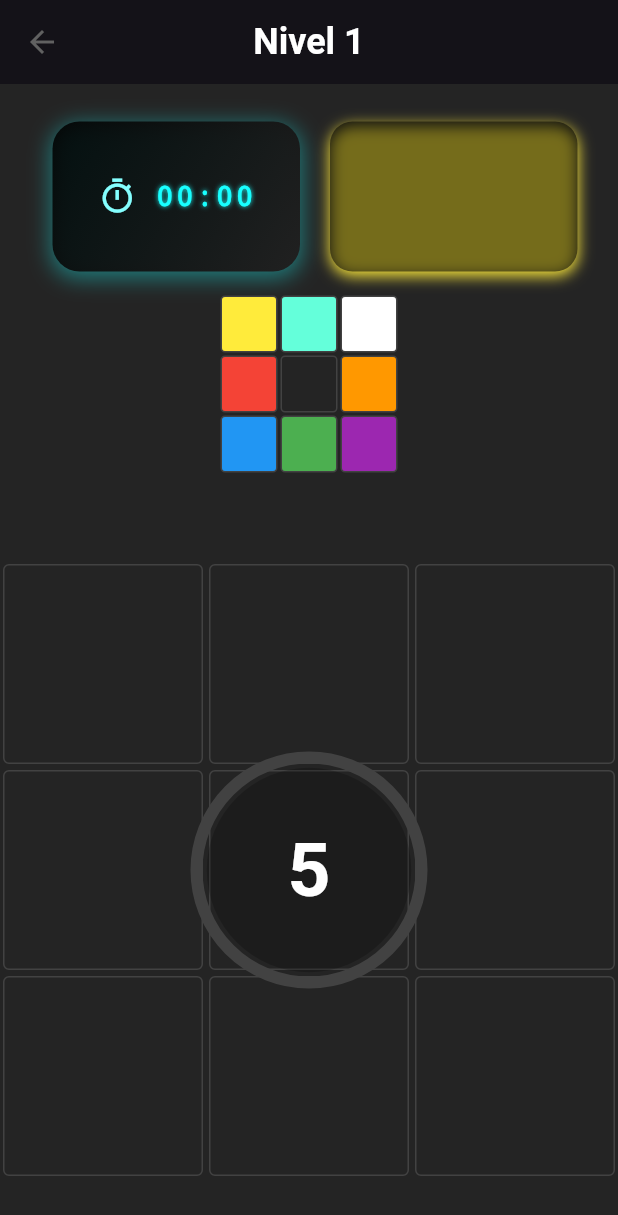
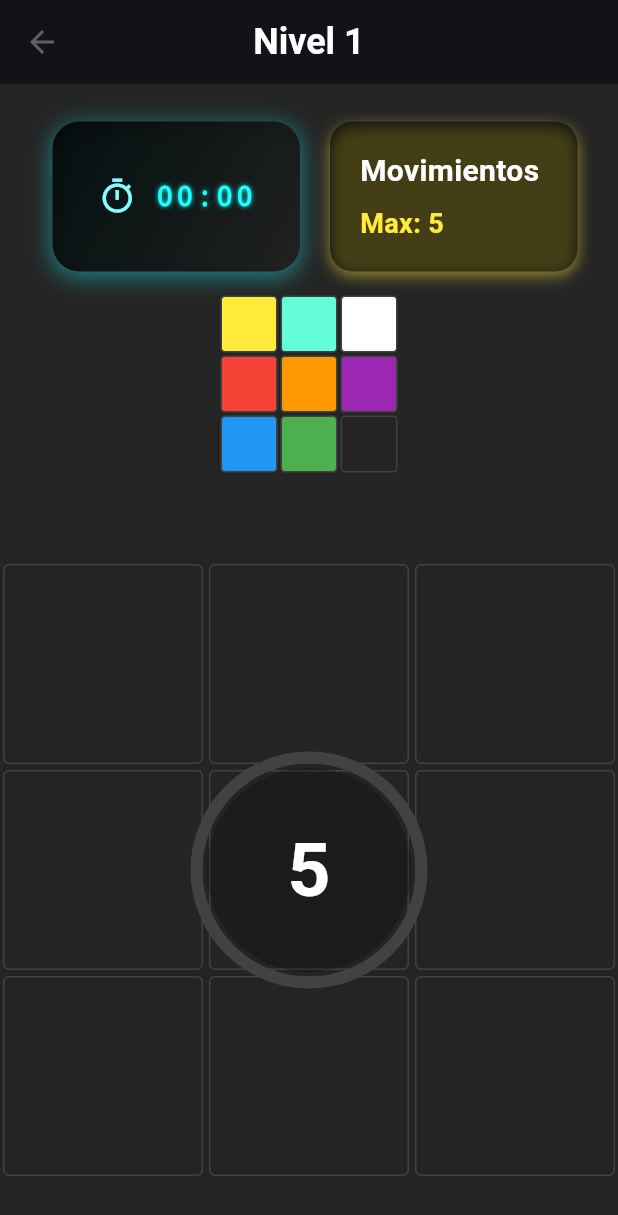
Before and after one commit to JJCD17/Color-Link, a Flutter app: the screen it shows after launch, after a tap on an icon or button, on a phone screen of 412 x 824 dp. Shown: the top 1215 px of the screen. Run offline on Flutter 3.47's test engine with Material 3 defaults, Android fonts, the phone set to English and light mode, and no system bars; drawn by our look-alikes of circular_countdown_timer; our stand-ins replace font_awesome_flutter, shared_preferences, toastification.

Commit message:
se corrige forma de generar tablero, se agrega referencia de maximo de movimientos

```diff
--- a/lib/widgets/game_board.dart
+++ b/lib/widgets/game_board.dart
@@ -37,6 +37,8 @@ class GameBoardState extends State<GameBoard> {
   late List<List<PointData>> grid;
   late List<List<PointData>> referenceGrid;
 
+  late int maxAllowedMoves;
+
   List<PointData> selectedPoints = [];
   final List<Color> availableColors = [
     Colors.red,
@@ -53,15 +55,47 @@ class GameBoardState extends State<GameBoard> {
   @override
   void initState() {
     super.initState();
-    _generateGrid();
 
-    // Inicia automáticamente después de 3 segundos
+    maxAllowedMoves = _getShuffleMovesForLevel(widget.level);
+
+    // Paso 1: Genera la referencia final del puzzle
+    referenceGrid = _generateReferenceGridForLevel(
+      widget.level,
+      widget.gridSizeRow,
+      widget.gridSizeCol,
+    );
+
+    // Paso 2: Crea una copia profunda para mezclarla
+    grid = List.generate(widget.gridSizeRow, (row) {
+      return List.generate(widget.gridSizeCol, (col) {
+        return PointData(
+          row: row,
+          col: col,
+          color: referenceGrid[row][col].color,
+          isSelected: false,
+          isVisible: true,
+        );
+      });
+    });
+
+    // Paso 3: Mezcla el grid que usará el jugador (NO el de referencia)
+    final shuffleMoves = _getShuffleMovesForLevel(widget.level);
+    _shuffleGrid(grid, shuffleMoves);
+
+    // Inicia automáticamente después de 5 segundos
     Future.delayed(Duration(seconds: 5), () {
       if (mounted) {
         setState(() => gameStarted = true);
         timerKey.currentState?.startTimer();
       }
     });
+
+    _debugNullCount();
+  }
+
+  int _getShuffleMovesForLevel(int level) {
+    // Por ejemplo, empezamos en 5 y subimos 10 por nivel
+    return 5 + (level - 1) * 10;
   }
 
   PointData _findEmptyCell() {
@@ -82,22 +116,34 @@ class GameBoardState extends State<GameBoard> {
             (row == emptyCell.row - 1 || row == emptyCell.row + 1));
   }
 
-  void _generateGrid() {
-    final totalTiles = widget.gridSizeRow * widget.gridSizeCol;
+  List<List<PointData>> _generateReferenceGridForLevel(
+      int level, int rows, int cols) {
+    // Puedes usar un switch o ifs para definir niveles
+    switch (level) {
+      case 1:
+        return _generateSimpleGrid(rows, cols);
+      case 2:
+        return _generateSimpleGrid(rows, cols);
+      default:
+        return _generateSimpleGrid(rows, cols);
+    }
+  }
+
+  List<List<PointData>> _generateSimpleGrid(int rows, int cols) {
     final random = Random();
+    final totalTiles = rows * cols;
+    final List<Color?> colors = [];
 
-    // 1. Genera colores aleatorios (sin repetir)
-    List<Color?> colors = [];
     while (colors.length < totalTiles - 1) {
       final color = availableColors[random.nextInt(availableColors.length)];
       if (!colors.contains(color)) colors.add(color);
     }
-    colors.add(null); // Añade exactamente UN `null`
 
-    // 2. Crea el referenceGrid (ordenado inicialmente)
-    referenceGrid = List.generate(widget.gridSizeRow, (row) {
-      return List.generate(widget.gridSizeCol, (col) {
-        final index = row * widget.gridSizeCol + col;
+    colors.add(null); // celda vacía
+
+    return List.generate(rows, (row) {
+      return List.generate(cols, (col) {
+        final index = row * cols + col;
         return PointData(
           row: row,
           col: col,
@@ -107,25 +153,6 @@ class GameBoardState extends State<GameBoard> {
         );
       });
     });
-
-    // 3. Mezcla el referenceGrid garantizando un solo `null`
-    _shuffleGrid(referenceGrid, 10);
-
-    // 4. Copia el referenceGrid al grid principal (clonación profunda)
-    grid = List.generate(widget.gridSizeRow, (row) {
-      return List.generate(widget.gridSizeCol, (col) {
-        return PointData(
-          row: row,
-          col: col,
-          color: referenceGrid[row][col].color,
-          isSelected: false,
-          isVisible: true,
-        );
-      });
-    });
-
-    // 5. Verifica que solo haya un `null` (debug)
-    _debugNullCount();
   }
 
   void _shuffleGrid(List<List<PointData>> grid, int moves) {
@@ -360,8 +387,7 @@ class GameBoardState extends State<GameBoard> {
                       ),
                       const SizedBox(width: 20),
                       Container(
-                        //Movimientos disponibles
-                        width: 165, // Ancho fijo
+                        width: 165,
                         height: 100,
                         padding: const EdgeInsets.symmetric(
                             horizontal: 20, vertical: 15),
@@ -370,9 +396,33 @@ class GameBoardState extends State<GameBoard> {
                           borderRadius: BorderRadius.circular(15),
                           boxShadow: [
                             BoxShadow(
-                              color: Colors.yellow.withValues(),
+                              color: Colors.yellow
+                                  .withOpacity(0.5), // Ajuste correcto
                               blurRadius: 8,
                               offset: Offset(0, 3),
+                            ),
+                          ],
+                        ),
+                        child: Column(
+                          crossAxisAlignment: CrossAxisAlignment.start,
+                          mainAxisAlignment: MainAxisAlignment.center,
+                          children: [
+                            Text(
+                              'Movimientos',
+                              style: TextStyle(
+                                color: Colors.white,
+                                fontSize: 20,
+                                fontWeight: FontWeight.bold,
+                              ),
+                            ),
+                            SizedBox(height: 8),
+                            Text(
+                              'Max: $maxAllowedMoves', // Asegúrate de tener esta variable
+                              style: TextStyle(
+                                color: Colors.yellow,
+                                fontSize: 18,
+                                fontWeight: FontWeight.bold,
+                              ),
                             ),
                           ],
                         ),
```
